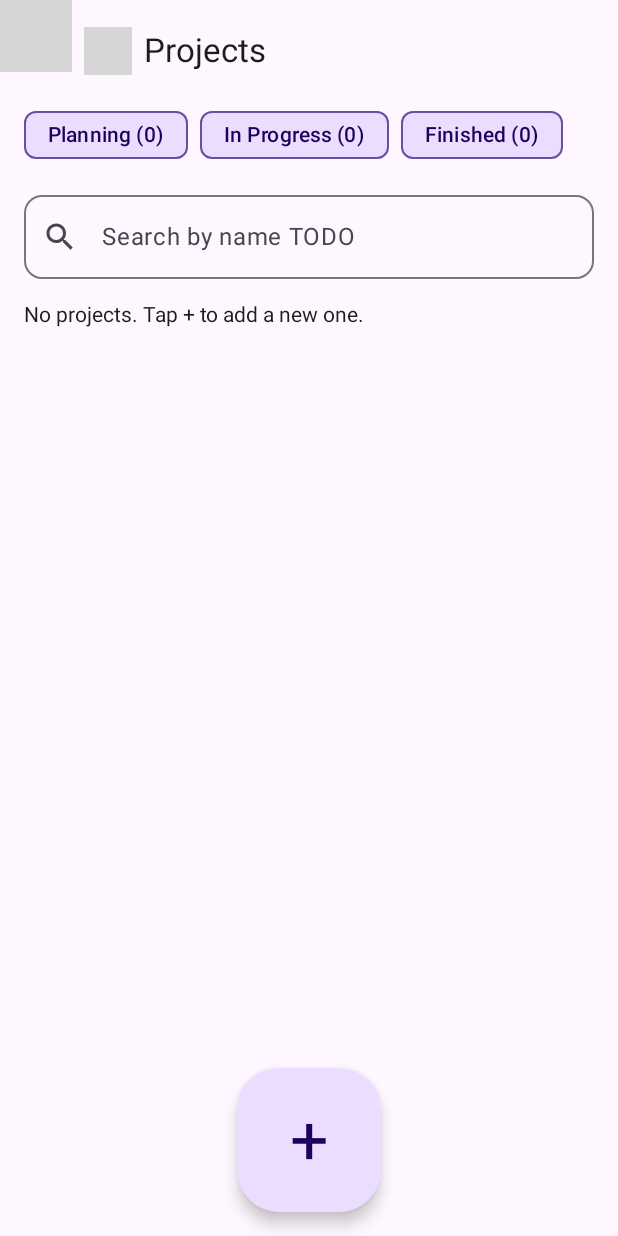
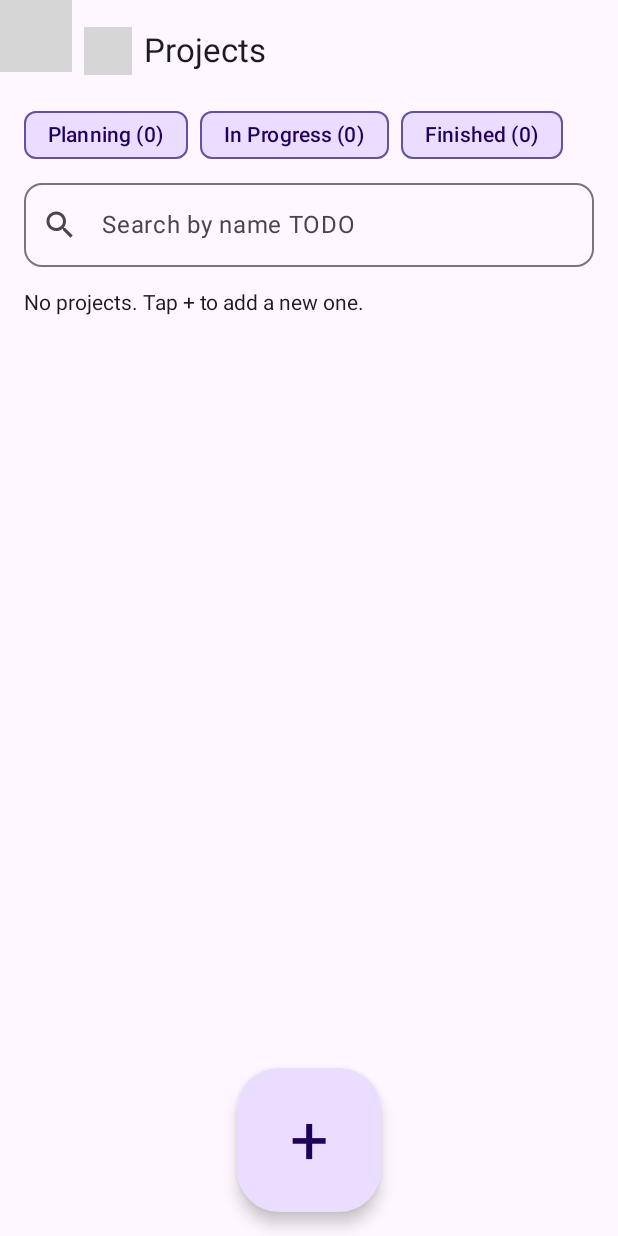
Before and after one commit to manfredscheucher/OpenYarnStash, an Android app built with Jetpack Compose: the composable ProjectListScreen called with empty values, on a phone screen of 412 x 824 dp. Run offline under Robolectric (Android 15) with nearby library versions, the phone set to English and light mode, and no system bars; our stand-ins replace Compose Multiplatform resources; 12 statements that could not run were skipped; grey boxes are pictures that could not be loaded.

Commit message:
Fix: Removed Spacer from ProjectListScreen

```diff
--- a/composeApp/src/commonMain/kotlin/org/example/project/ProjectListScreen.kt
+++ b/composeApp/src/commonMain/kotlin/org/example/project/ProjectListScreen.kt
@@ -160,7 +160,6 @@ fun ProjectListScreen(
                     )
                 }
             }
-            Spacer(modifier = Modifier.height(8.dp))
             OutlinedTextField(
                 value = filter,
                 onValueChange = { filter = it },
```
